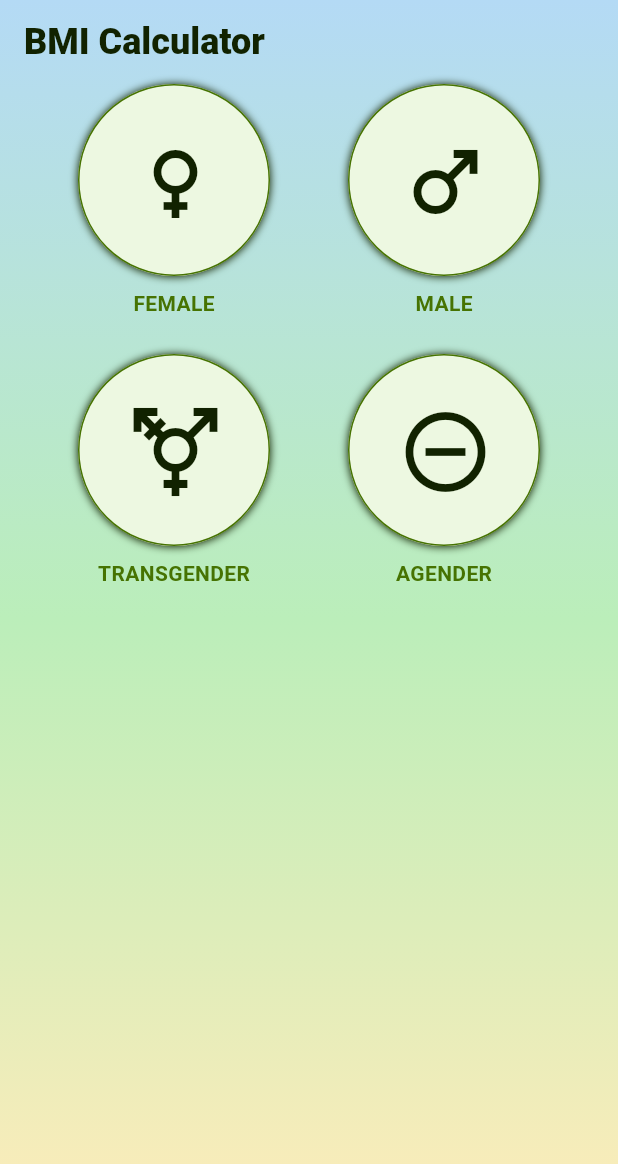
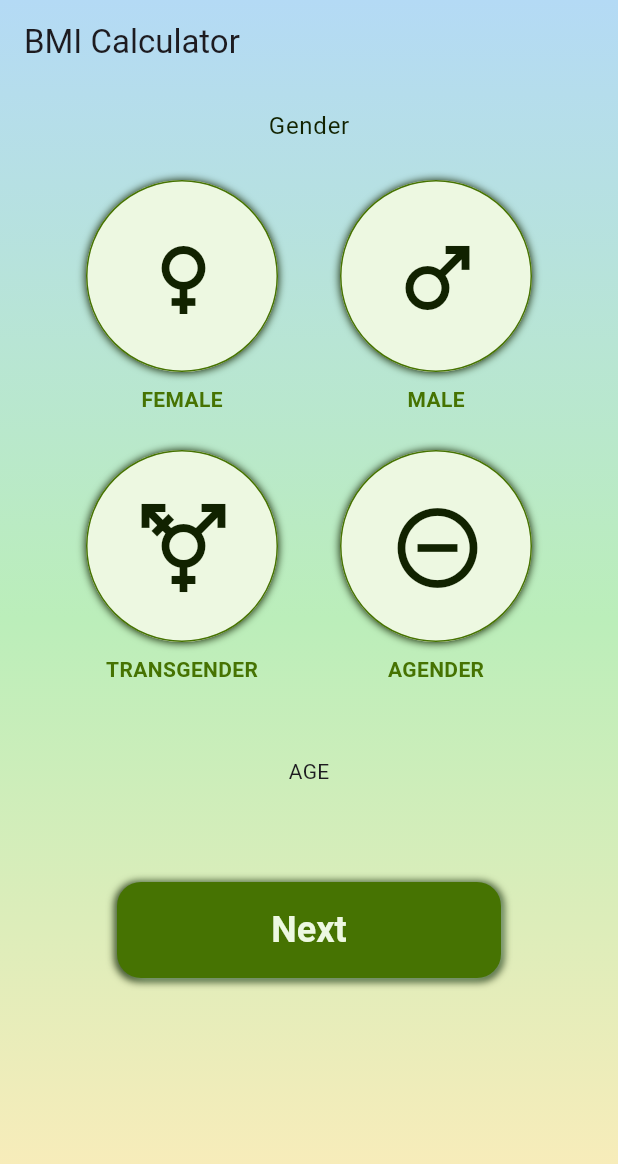
Before and after one commit to SayvIlahsiav/bmi_calculator, a Flutter app: the screen it shows after launch, on a phone screen of 412 x 824 dp. Shown: the top 1164 px of the screen. Run offline on Flutter 3.47's test engine with Material 3 defaults, Android fonts, the phone set to English and light mode, and no system bars; our stand-ins replace google_fonts.

Commit message:
Added Custom Elevated button widget.

```diff
--- a/lib/app_theme.dart
+++ b/lib/app_theme.dart
@@ -19,13 +19,4 @@ final ThemeData appTheme = ThemeData(
     ),
     // Update other text styles as needed
   ),
-  elevatedButtonTheme: ElevatedButtonThemeData(
-    style: ElevatedButton.styleFrom(
-      foregroundColor: kColorLightText, backgroundColor: kColorDarkGreen, textStyle: TextStyle(
-        fontFamily: 'Roboto',
-        fontSize: 16,
-        fontWeight: FontWeight.bold,
-      ), // Button text color
-    ),
-  ),
 );
--- /dev/null
+++ b/lib/components/custom_elevated_button.dart
@@ -0,0 +1,52 @@
+import 'package:flutter/material.dart';
+import '../constants.dart';
+
+class CustomElevatedButton extends StatelessWidget {
+  final VoidCallback onPressed;
+  final String text;
+
+  CustomElevatedButton({required this.onPressed, required this.text});
+
+  @override
+  Widget build(BuildContext context) {
+    return Container(
+      decoration: BoxDecoration(
+        borderRadius: BorderRadius.circular(16.0),
+        boxShadow: [
+          // Drop shadow
+          BoxShadow(
+            color: kColorDarkText,
+            offset: Offset(0, 1),
+            blurRadius: 4,
+            spreadRadius: 1,
+          ),
+          // Inner shadow
+          BoxShadow(
+            color: kColorLightGreen,
+            offset: Offset(1, 1),
+            blurRadius: 4,
+            spreadRadius: -2,
+          ),
+        ],
+      ),
+      child: ElevatedButton(
+        style: ElevatedButton.styleFrom(
+          foregroundColor: kColorLightText,
+          backgroundColor: kColorDarkGreen,
+          textStyle: TextStyle(
+            fontFamily: 'Roboto',
+            fontSize: 24,
+            fontWeight: FontWeight.bold,
+          ),
+          minimumSize: Size(256, 64), // Custom dimensions
+          shape: RoundedRectangleBorder(
+            borderRadius: BorderRadius.circular(16.0), // Rounded corners
+          ),
+          shadowColor: Colors.transparent, // Remove the default shadow
+        ),
+        onPressed: onPressed,
+        child: Text(text),
+      ),
+    );
+  }
+}
--- a/lib/components/gender_selector.dart
+++ b/lib/components/gender_selector.dart
@@ -2,7 +2,7 @@ import 'package:flutter/material.dart';
 import 'package:bmi_calculator/constants.dart';
 
 class GenderSelector extends StatelessWidget {
-  final String selectedGender;
+  final String? selectedGender;
   final ValueChanged<String> onGenderSelected;
 
   GenderSelector({required this.selectedGender, required this.onGenderSelected});
--- a/lib/screens/home_screen.dart
+++ b/lib/screens/home_screen.dart
@@ -1,6 +1,7 @@
+import 'package:bmi_calculator/components/custom_elevated_button.dart';
 import 'package:bmi_calculator/components/gradient_background.dart';
+import 'package:bmi_calculator/screens/splash_screen.dart';
 import 'package:flutter/material.dart';
-import 'package:bmi_calculator/constants.dart';
 import 'package:bmi_calculator/components/gender_selector.dart';
 
 class HomeScreen extends StatefulWidget {
@@ -9,21 +10,28 @@ class HomeScreen extends StatefulWidget {
 }
 
 class _HomeScreenState extends State<HomeScreen> {
-  String selectedGender = '';
+  String? selectedGender;
+  double age = 20;
 
   @override
   Widget build(BuildContext context) {
     return Scaffold(
       extendBodyBehindAppBar: true,
       appBar: AppBar(
-        title: kTextAppName,
+        title: Text('BMI Calculator'),
         backgroundColor: Colors.transparent,
       ),
       body: GradientBackground(
-        child: Container(
-          child: SafeArea(
+        child: Padding(
+          padding: const EdgeInsets.all(16.0),
           child: Column(
+            mainAxisAlignment: MainAxisAlignment.start,
             children: [
+              Text(
+                'Gender',
+                style: Theme.of(context).textTheme.bodyLarge,
+              ),
+              SizedBox(height: 24),
               GenderSelector(
                 selectedGender: selectedGender,
                 onGenderSelected: (gender) {
@@ -32,8 +40,19 @@ class _HomeScreenState extends State<HomeScreen> {
                   });
                 },
               ),
+              SizedBox(height: 48),
+              Text('AGE'),
+              SizedBox(height: 64),
+              CustomElevatedButton (
+                onPressed: () {
+                  Navigator.push(
+                    context,
+                    MaterialPageRoute(builder: (context) => SplashScreen()),
+                  );
+                },
+                text: 'Next',
+              ),
             ],
-            ),
           ),
         ),
       ),
```
Lines whose indentation alone changed are shown as unchanged.
